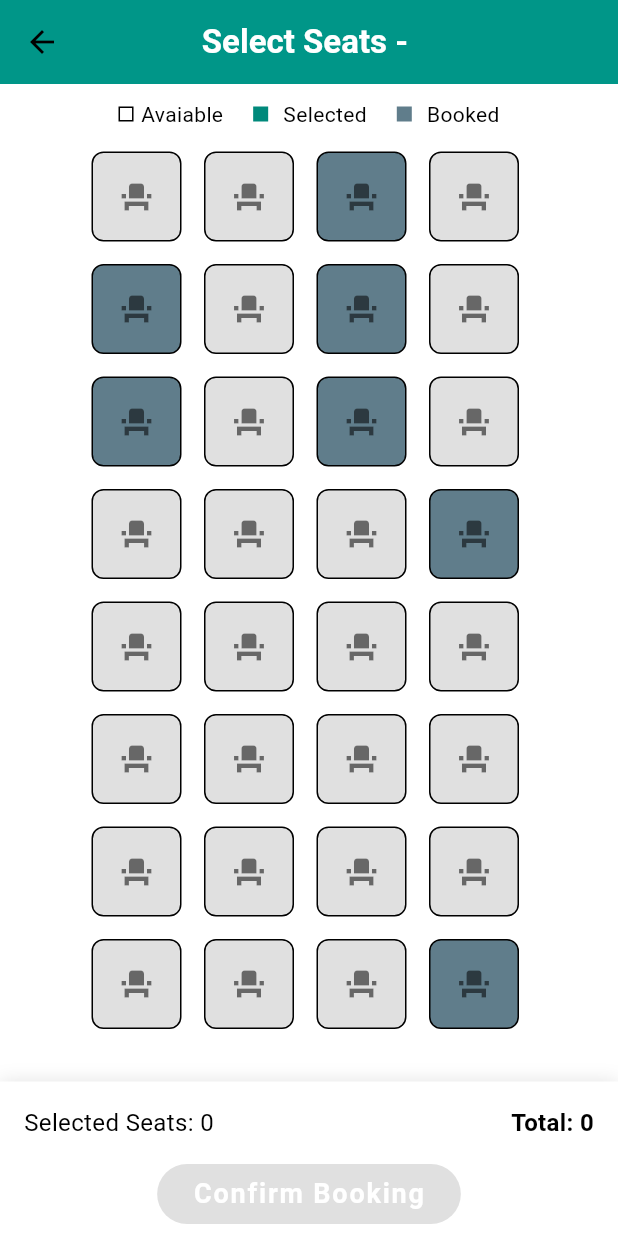
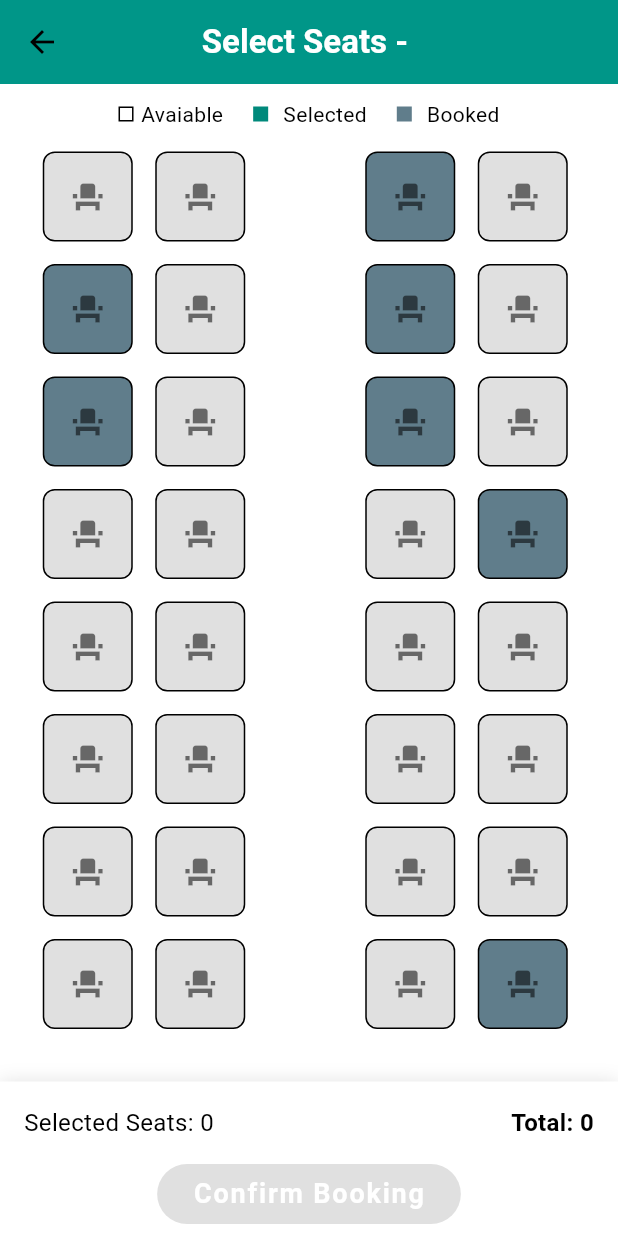
Before and after one commit to TahsinShimanto/Ticket_Kini, a Flutter app: the SeatSelectionScreen screen opened directly with empty values, on a phone screen of 412 x 824 dp. Run offline on Flutter 3.47's test engine with Material 3 defaults, Android fonts, the phone set to English and light mode, and no system bars; our stand-ins replace cloud_firestore, firebase_auth, firebase_core, qr_flutter; accounts and stored records are empty.

```diff
--- a/lib/home_page.dart
+++ b/lib/home_page.dart
@@ -91,7 +91,7 @@ class _HomePageState extends State<HomePage> {
                   child: Row(
                     mainAxisAlignment: MainAxisAlignment.spaceBetween,
                     children: [
-                      Icon(Icons.directions_bus,size: 70,color: Color(0xFFE65100),),
+                      Icon(Icons.directions_bus,size: 70,color: Color(0xFF00897B),),
                       Column(
                         crossAxisAlignment: CrossAxisAlignment.start,
                         mainAxisAlignment: MainAxisAlignment.center,
@@ -130,7 +130,7 @@ class _HomePageState extends State<HomePage> {
                   child: Row(
                     mainAxisAlignment: MainAxisAlignment.spaceBetween,
                     children: [
-                      Icon(Icons.directions_train,size: 70,color: Color(0xFF1565C0),),
+                      Icon(Icons.directions_train,size: 70,color: Color(0xFF00897B),),
                       Column(
                         crossAxisAlignment: CrossAxisAlignment.start,
                         mainAxisAlignment: MainAxisAlignment.center,
--- a/lib/login_screen.dart
+++ b/lib/login_screen.dart
@@ -170,12 +170,12 @@ class _LoginScreenState extends State<LoginScreen> {
                     )
                 ),
                 //bypass
-                /*GestureDetector(
+                GestureDetector(
                   onTap: (){
                     Navigator.push(context, MaterialPageRoute(builder: (context) => HomePage()));
                   },
                   child: Text('Bypass',style: TextStyle(color: Colors.red,fontWeight: FontWeight.bold,fontSize: 25),),
-                )*/
+                )
               ],
             ),
           )
--- a/lib/my_account.dart
+++ b/lib/my_account.dart
@@ -41,14 +41,14 @@ class _MyAccountState extends State<MyAccount> {
        });
      }
    //bypass
-   /*else
+   else
      {
        setState(() {
          userName = 'Guest user';
          userPhone = '0167676767';
          userNID = '67676767';
        });
-     }*/
+     }
 
   }
 
--- a/lib/seat_selection_screen.dart
+++ b/lib/seat_selection_screen.dart
@@ -123,7 +123,7 @@ class _SeatSelectionScreenState extends State<SeatSelectionScreen>{
                 seatBox(0),
                 const SizedBox(width: 5),
                 seatBox(1),
-                const SizedBox(width: 5),
+                const SizedBox(width: 70),
                 seatBox(2),
                 const SizedBox(width: 5),
                 seatBox(3),
@@ -139,7 +139,7 @@ class _SeatSelectionScreenState extends State<SeatSelectionScreen>{
                 seatBox(4),
                 const SizedBox(width: 5),
                 seatBox(5),
-                const SizedBox(width: 5),
+                const SizedBox(width: 70),
                 seatBox(6),
                 const SizedBox(width: 5),
                 seatBox(7),
@@ -155,7 +155,7 @@ class _SeatSelectionScreenState extends State<SeatSelectionScreen>{
                 seatBox(8),
                 const SizedBox(width: 5),
                 seatBox(9),
-                const SizedBox(width: 5),
+                const SizedBox(width: 70),
                 seatBox(10),
                 const SizedBox(width: 5),
                 seatBox(11),
@@ -171,7 +171,7 @@ class _SeatSelectionScreenState extends State<SeatSelectionScreen>{
                 seatBox(12),
                 const SizedBox(width: 5),
                 seatBox(13),
-                const SizedBox(width: 5),
+                const SizedBox(width: 70),
                 seatBox(14),
                 const SizedBox(width: 5),
                 seatBox(15),
@@ -187,7 +187,7 @@ class _SeatSelectionScreenState extends State<SeatSelectionScreen>{
                 seatBox(16),
                 const SizedBox(width: 5),
                 seatBox(17),
-                const SizedBox(width: 5),
+                const SizedBox(width: 70),
                 seatBox(18),
                 const SizedBox(width: 5),
                 seatBox(19),
@@ -203,7 +203,7 @@ class _SeatSelectionScreenState extends State<SeatSelectionScreen>{
                 seatBox(20),
                 const SizedBox(width: 5),
                 seatBox(21),
-                const SizedBox(width: 5),
+                const SizedBox(width: 70),
                 seatBox(22),
                 const SizedBox(width: 5),
                 seatBox(23),
@@ -219,7 +219,7 @@ class _SeatSelectionScreenState extends State<SeatSelectionScreen>{
                 seatBox(24),
                 const SizedBox(width: 5),
                 seatBox(25),
-                const SizedBox(width: 5),
+                const SizedBox(width: 70),
                 seatBox(26),
                 const SizedBox(width: 5),
                 seatBox(27),
@@ -235,7 +235,7 @@ class _SeatSelectionScreenState extends State<SeatSelectionScreen>{
                 seatBox(28),
                 const SizedBox(width: 5),
                 seatBox(29),
-                const SizedBox(width: 5),
+                const SizedBox(width: 70),
                 seatBox(30),
                 const SizedBox(width: 5),
                 seatBox(31),
```
